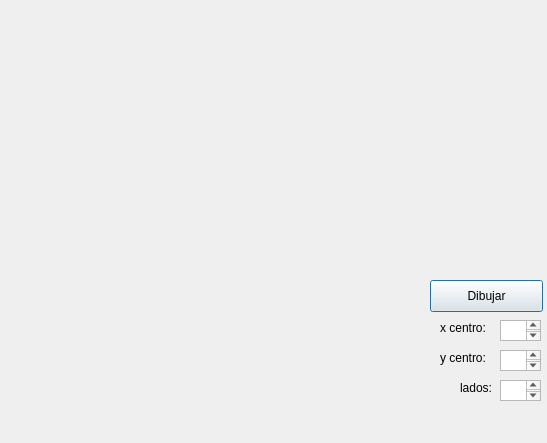
This is dialog.ui in yocoHM/GeometriaComputacional as Qt 5 draws it before an edit. The edited form follows.
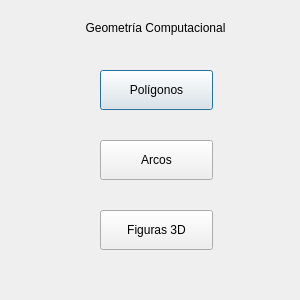
This is the edited form.

Diff of the .ui file:
```diff
--- a/dialog.ui
+++ b/dialog.ui
@@ -6,93 +6,66 @@
    <rect>
     <x>0</x>
     <y>0</y>
-    <width>547</width>
-    <height>443</height>
+    <width>300</width>
+    <height>300</height>
    </rect>
   </property>
   <property name="windowTitle">
    <string>Dialog</string>
   </property>
+  <widget class="QLabel" name="label">
+   <property name="geometry">
+    <rect>
+     <x>50</x>
+     <y>20</y>
+     <width>211</width>
+     <height>16</height>
+    </rect>
+   </property>
+   <property name="text">
+    <string>Geometría Computacional</string>
+   </property>
+   <property name="alignment">
+    <set>Qt::AlignCenter</set>
+   </property>
+  </widget>
   <widget class="QPushButton" name="pushButton">
    <property name="geometry">
     <rect>
-     <x>430</x>
-     <y>280</y>
+     <x>100</x>
+     <y>70</y>
      <width>113</width>
-     <height>32</height>
+     <height>40</height>
     </rect>
    </property>
    <property name="text">
-    <string>Dibujar</string>
+    <string>Polígonos</string>
    </property>
   </widget>
-  <widget class="QTextEdit" name="boxXinicio">
+  <widget class="QPushButton" name="pushButton_2">
    <property name="geometry">
     <rect>
-     <x>500</x>
-     <y>320</y>
-     <width>41</width>
-     <height>21</height>
+     <x>100</x>
+     <y>140</y>
+     <width>113</width>
+     <height>40</height>
     </rect>
    </property>
-  </widget>
-  <widget class="QTextEdit" name="boxYinicio">
-   <property name="geometry">
-    <rect>
-     <x>500</x>
-     <y>350</y>
-     <width>41</width>
-     <height>21</height>
-    </rect>
-   </property>
-  </widget>
-  <widget class="QTextEdit" name="boxXfin">
-   <property name="geometry">
-    <rect>
-     <x>500</x>
-     <y>380</y>
-     <width>41</width>
-     <height>21</height>
-    </rect>
-   </property>
-  </widget>
-  <widget class="QLabel" name="labelXinicio">
-   <property name="geometry">
-    <rect>
-     <x>440</x>
-     <y>320</y>
-     <width>61</width>
-     <height>16</height>
-    </rect>
-   </property>
    <property name="text">
-    <string>x centro:</string>
+    <string>Arcos</string>
    </property>
   </widget>
-  <widget class="QLabel" name="labelYinicio">
+  <widget class="QPushButton" name="pushButton_3">
    <property name="geometry">
     <rect>
-     <x>440</x>
-     <y>350</y>
-     <width>61</width>
-     <height>16</height>
+     <x>100</x>
+     <y>210</y>
+     <width>113</width>
+     <height>40</height>
     </rect>
    </property>
    <property name="text">
-    <string>y centro:</string>
-   </property>
-  </widget>
-  <widget class="QLabel" name="labelXfin">
-   <property name="geometry">
-    <rect>
-     <x>460</x>
-     <y>380</y>
-     <width>41</width>
-     <height>16</height>
-    </rect>
-   </property>
-   <property name="text">
-    <string>lados:</string>
+    <string>Figuras 3D</string>
    </property>
   </widget>
  </widget>
```
Left out of the diff: 2 changed lines with no effect on the pictures.
